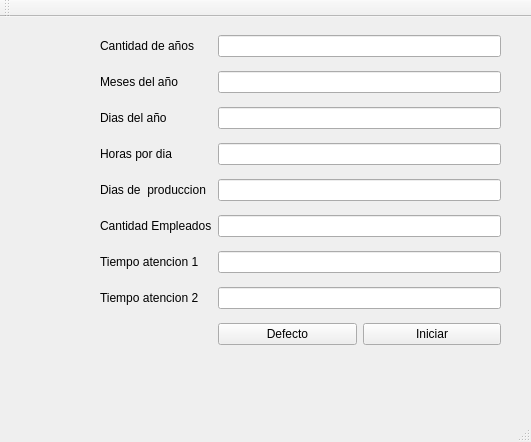
This is tpFinal/forms_ui/main.ui in ivanam/Modelos-y-simulacion as Qt 5 draws it before an edit. The edited form follows.
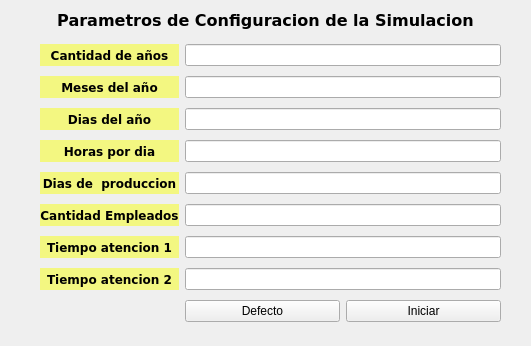
This is the edited form.

The edit to the form file:
```diff
--- a/tpFinal/forms_ui/main.ui
+++ b/tpFinal/forms_ui/main.ui
@@ -7,7 +7,7 @@
     <x>0</x>
     <y>0</y>
     <width>531</width>
-    <height>442</height>
+    <height>346</height>
    </rect>
   </property>
   <property name="windowTitle">
@@ -17,25 +17,42 @@
    <widget class="QWidget" name="gridLayoutWidget">
     <property name="geometry">
      <rect>
-      <x>100</x>
-      <y>10</y>
-      <width>401</width>
-      <height>326</height>
+      <x>40</x>
+      <y>40</y>
+      <width>461</width>
+      <height>291</height>
      </rect>
     </property>
     <layout class="QGridLayout" name="gridLayout">
      <item row="7" column="0">
       <widget class="QLabel" name="label_7">
+       <property name="font">
+        <font>
+         <family>DejaVu Sans</family>
+         <weight>75</weight>
+         <bold>true</bold>
+        </font>
+       </property>
+       <property name="styleSheet">
+        <string notr="true">background:#F3F781</string>
+       </property>
        <property name="text">
         <string>Tiempo atencion 2</string>
        </property>
+       <property name="alignment">
+        <set>Qt::AlignCenter</set>
+       </property>
       </widget>
      </item>
      <item row="6" column="1">
       <widget class="QLineEdit" name="inputTiempoAtencion1"/>
      </item>
      <item row="0" column="1">
-      <widget class="QLineEdit" name="inputCantAnios"/>
+      <widget class="QLineEdit" name="inputCantAnios">
+       <property name="styleSheet">
+        <string notr="true"/>
+       </property>
+      </widget>
      </item>
      <item row="2" column="1">
       <widget class="QLineEdit" name="cantDiasAnios"/>
@@ -45,9 +62,22 @@
      </item>
      <item row="1" column="0">
       <widget class="QLabel" name="label_2">
+       <property name="font">
+        <font>
+         <family>DejaVu Sans</family>
+         <weight>75</weight>
+         <bold>true</bold>
+        </font>
+       </property>
+       <property name="styleSheet">
+        <string notr="true">background:#F3F781</string>
+       </property>
        <property name="text">
         <string>Meses del año</string>
        </property>
+       <property name="alignment">
+        <set>Qt::AlignCenter</set>
+       </property>
       </widget>
      </item>
      <item row="1" column="1">
@@ -55,16 +85,42 @@
      </item>
      <item row="3" column="0">
       <widget class="QLabel" name="label_5">
+       <property name="font">
+        <font>
+         <family>DejaVu Sans</family>
+         <weight>75</weight>
+         <bold>true</bold>
+        </font>
+       </property>
+       <property name="styleSheet">
+        <string notr="true">background:#F3F781</string>
+       </property>
        <property name="text">
         <string>Horas por dia</string>
        </property>
+       <property name="alignment">
+        <set>Qt::AlignCenter</set>
+       </property>
       </widget>
      </item>
      <item row="6" column="0">
       <widget class="QLabel" name="label_6">
+       <property name="font">
+        <font>
+         <family>DejaVu Sans</family>
+         <weight>75</weight>
+         <bold>true</bold>
+        </font>
+       </property>
+       <property name="styleSheet">
+        <string notr="true">background:#F3F781</string>
+       </property>
        <property name="text">
         <string>Tiempo atencion 1</string>
        </property>
+       <property name="alignment">
+        <set>Qt::AlignCenter</set>
+       </property>
       </widget>
      </item>
      <item row="5" column="1">
@@ -72,23 +128,62 @@
      </item>
      <item row="4" column="0">
       <widget class="QLabel" name="label_4">
+       <property name="font">
+        <font>
+         <family>DejaVu Sans</family>
+         <weight>75</weight>
+         <bold>true</bold>
+        </font>
+       </property>
+       <property name="styleSheet">
+        <string notr="true">background:#F3F781</string>
+       </property>
        <property name="text">
         <string>Dias de  produccion</string>
        </property>
+       <property name="alignment">
+        <set>Qt::AlignCenter</set>
+       </property>
       </widget>
      </item>
      <item row="2" column="0">
       <widget class="QLabel" name="label_3">
+       <property name="font">
+        <font>
+         <family>DejaVu Sans</family>
+         <weight>75</weight>
+         <bold>true</bold>
+        </font>
+       </property>
+       <property name="styleSheet">
+        <string notr="true">background:#F3F781</string>
+       </property>
        <property name="text">
         <string>Dias del año</string>
        </property>
+       <property name="alignment">
+        <set>Qt::AlignCenter</set>
+       </property>
       </widget>
      </item>
      <item row="5" column="0">
       <widget class="QLabel" name="label_9">
+       <property name="font">
+        <font>
+         <family>DejaVu Sans</family>
+         <weight>75</weight>
+         <bold>true</bold>
+        </font>
+       </property>
+       <property name="styleSheet">
+        <string notr="true">background:#F3F781</string>
+       </property>
        <property name="text">
         <string>Cantidad Empleados</string>
        </property>
+       <property name="alignment">
+        <set>Qt::AlignCenter</set>
+       </property>
       </widget>
      </item>
      <item row="3" column="1">
@@ -96,9 +191,22 @@
      </item>
      <item row="0" column="0">
       <widget class="QLabel" name="label">
+       <property name="font">
+        <font>
+         <family>DejaVu Sans</family>
+         <weight>75</weight>
+         <bold>true</bold>
+        </font>
+       </property>
+       <property name="styleSheet">
+        <string notr="true">background:#F3F781</string>
+       </property>
        <property name="text">
         <string>Cantidad de años</string>
        </property>
+       <property name="alignment">
+        <set>Qt::AlignCenter</set>
+       </property>
       </widget>
      </item>
      <item row="7" column="1">
@@ -124,28 +232,33 @@
      </item>
     </layout>
    </widget>
-  </widget>
-  <widget class="QMenuBar" name="menubar">
-   <property name="geometry">
-    <rect>
-     <x>0</x>
-     <y>0</y>
-     <width>531</width>
-     <height>25</height>
-    </rect>
-   </property>
-  </widget>
-  <widget class="QStatusBar" name="statusbar"/>
-  <widget class="QToolBar" name="toolBar">
-   <property name="windowTitle">
-    <string>toolBar</string>
-   </property>
-   <attribute name="toolBarArea">
-    <enum>TopToolBarArea</enum>
-   </attribute>
-   <attribute name="toolBarBreak">
-    <bool>false</bool>
-   </attribute>
+   <widget class="QLabel" name="label_8">
+    <property name="geometry">
+     <rect>
+      <x>10</x>
+      <y>10</y>
+      <width>511</width>
+      <height>21</height>
+     </rect>
+    </property>
+    <property name="font">
+     <font>
+      <family>DejaVu Sans</family>
+      <pointsize>12</pointsize>
+      <weight>75</weight>
+      <bold>true</bold>
+     </font>
+    </property>
+    <property name="text">
+     <string>Parametros de Configuracion de la Simulacion</string>
+    </property>
+    <property name="textFormat">
+     <enum>Qt::LogText</enum>
+    </property>
+    <property name="alignment">
+     <set>Qt::AlignCenter</set>
+    </property>
+   </widget>
   </widget>
  </widget>
  <resources/>
```
Left out of the diff: 2 changed lines with no effect on the pictures.
